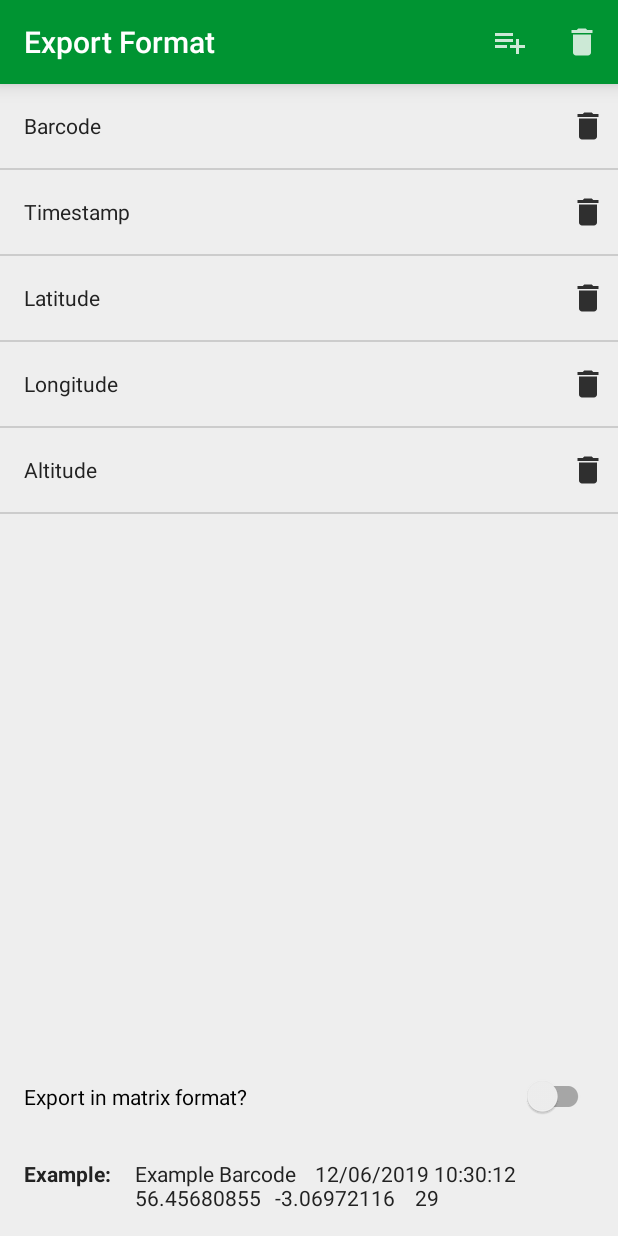
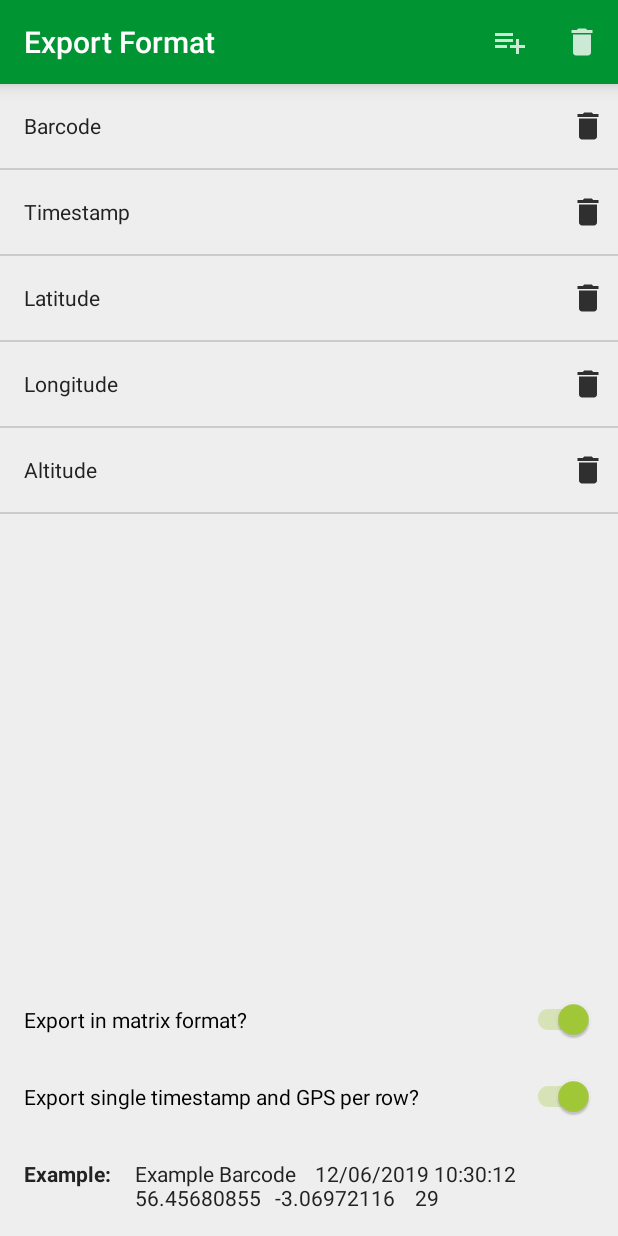
Before and after one commit to germinateplatform/germinate-scan, an Android app: the ExportSettingsActivity screen opened directly, with no data from a screen before it, on a phone screen of 412 x 824 dp. Run offline under Robolectric (Android 15) with nearby library versions, the phone set to English and light mode, and no system bars; pictures from the network do not load.

Commit message:
- ADD: Added option to not export the timestamp and GPS information for all barcodes following the first per row. - FIX: Fixed some text color issues and input box capitalization issues.

```diff
--- a/app/src/main/java/uk/ac/hutton/android/germinatescan/activity/DatasetActivity.java
+++ b/app/src/main/java/uk/ac/hutton/android/germinatescan/activity/DatasetActivity.java
@@ -23,13 +23,14 @@ import android.os.*;
 import android.support.design.widget.*;
 import android.support.v7.app.AlertDialog;
 import android.support.v7.widget.*;
+import android.text.*;
 import android.view.*;
 import android.widget.*;
 
 import java.util.*;
 
 import butterknife.*;
-import uk.ac.hutton.android.germinatescan.R;
+import uk.ac.hutton.android.germinatescan.*;
 import uk.ac.hutton.android.germinatescan.adapter.*;
 import uk.ac.hutton.android.germinatescan.database.*;
 import uk.ac.hutton.android.germinatescan.database.manager.*;
@@ -93,6 +94,7 @@ public class DatasetActivity extends ThemedActivity
 		{
 			case R.id.menu_add_dataset:
 				final EditText name = new EditText(this);
+				name.setInputType(InputType.TYPE_CLASS_TEXT | InputType.TYPE_TEXT_FLAG_CAP_SENTENCES);
 
 				new AlertDialog.Builder(this)
 						.setTitle(R.string.dialog_title_add_dataset)
--- a/app/src/main/java/uk/ac/hutton/android/germinatescan/activity/ExportSettingsActivity.java
+++ b/app/src/main/java/uk/ac/hutton/android/germinatescan/activity/ExportSettingsActivity.java
@@ -51,21 +51,30 @@ public class ExportSettingsActivity extends ThemedActivity
 	{
 		super.onCreate(savedInstanceState);
 
-		list = (ListView) findViewById(R.id.export_settings_list);
-		example = (TextView) findViewById(R.id.export_settings_example);
+		list = findViewById(R.id.export_settings_list);
+		example = findViewById(R.id.export_settings_example);
 		/* The SwitchCompat used to switch between matrix and row export format */
-		SwitchCompat matrixSwitch = (SwitchCompat) findViewById(R.id.matrix_export_switch);
+		SwitchCompat matrixSwitch = findViewById(R.id.matrix_export_switch);
+		SwitchCompat timeGpsPerRow = findViewById(R.id.single_time_gps_perrow_switch);
 
 		final PreferenceUtils prefs = new PreferenceUtils(this);
 
-		matrixSwitch.setChecked(prefs.getBoolean(PreferenceUtils.PREFS_EXPORT_MATRIX_FORMAT, false));
-
+		matrixSwitch.setChecked(prefs.getBoolean(PreferenceUtils.PREFS_EXPORT_MATRIX_FORMAT, true));
 		matrixSwitch.setOnCheckedChangeListener(new CompoundButton.OnCheckedChangeListener()
 		{
 			@Override
 			public void onCheckedChanged(CompoundButton buttonView, boolean isChecked)
 			{
 				prefs.putBoolean(PreferenceUtils.PREFS_EXPORT_MATRIX_FORMAT, isChecked);
+			}
+		});
+		timeGpsPerRow.setChecked(prefs.getBoolean(PreferenceUtils.PREFS_EXPORT_MATRIX_SINGLE_TIME_GPS_PERROW, true));
+		timeGpsPerRow.setOnCheckedChangeListener(new CompoundButton.OnCheckedChangeListener()
+		{
+			@Override
+			public void onCheckedChanged(CompoundButton buttonView, boolean isChecked)
+			{
+				prefs.putBoolean(PreferenceUtils.PREFS_EXPORT_MATRIX_SINGLE_TIME_GPS_PERROW, isChecked);
 			}
 		});
 
--- a/app/src/main/java/uk/ac/hutton/android/germinatescan/activity/PhenotypeActivity.java
+++ b/app/src/main/java/uk/ac/hutton/android/germinatescan/activity/PhenotypeActivity.java
@@ -18,8 +18,8 @@
 package uk.ac.hutton.android.germinatescan.activity;
 
 import android.app.*;
+import android.content.ClipboardManager;
 import android.content.*;
-import android.content.ClipboardManager;
 import android.os.*;
 import android.support.v7.app.AlertDialog;
 import android.support.v7.widget.*;
@@ -31,7 +31,7 @@ import android.widget.*;
 import java.util.*;
 
 import butterknife.*;
-import uk.ac.hutton.android.germinatescan.R;
+import uk.ac.hutton.android.germinatescan.*;
 import uk.ac.hutton.android.germinatescan.adapter.*;
 import uk.ac.hutton.android.germinatescan.database.*;
 import uk.ac.hutton.android.germinatescan.database.manager.*;
@@ -223,7 +223,7 @@ public class PhenotypeActivity extends ThemedActivity
 					{
 						ClipboardManager clipboard = (ClipboardManager) getSystemService(CLIPBOARD_SERVICE);
 						ClipData data = clipboard.getPrimaryClip();
-						if (data.getItemCount() > 0)
+						if (data != null && data.getItemCount() > 0)
 						{
 							ClipData.Item item = data.getItemAt(0);
 							String value = item.getText().toString();
--- a/app/src/main/java/uk/ac/hutton/android/germinatescan/database/writer/RowDatabaseWriter.java
+++ b/app/src/main/java/uk/ac/hutton/android/germinatescan/database/writer/RowDatabaseWriter.java
@@ -80,7 +80,7 @@ public class RowDatabaseWriter extends DatabaseWriter
             /* Write each Barcode */
 			for (Barcode item : items)
 			{
-				bw.write(item.toStringForExport());
+				bw.write(item.toStringForExport(false));
 				bw.newLine();
 			}
 
--- a/app/src/main/java/uk/ac/hutton/android/germinatescan/util/PreferenceUtils.java
+++ b/app/src/main/java/uk/ac/hutton/android/germinatescan/util/PreferenceUtils.java
@@ -36,24 +36,25 @@ import uk.ac.hutton.android.germinatescan.database.*;
  */
 public class PreferenceUtils
 {
-	public static final String PREF_THEME                         = "Prefs.Appearance.Theme";
-	public static final String PREF_BARCODES                      = "Prefs.Barcodes.Nr";
-	public static final String PREFS_DELETE_ROW_TOKEN             = "Prefs.Delete.Row.Token";
-	public static final String PREFS_DELETE_CELL_TOKEN            = "Prefs.Delete.Cell.Token";
-	public static final String PREFS_NULL_TOKEN                   = "Prefs.Null.Token";
-	public static final String PREFS_SHOW_EULA                    = "Prefs.Show.Eula";
-	public static final String PREFS_EULA_ACCEPTED                = "Prefs.Eula.Accepted";
-	public static final String PREFS_EULA_TYPE                    = "Prefs.Eula.Type";
-	public static final String PREFS_SHOW_CHANGELOG               = "Prefs.Show.Changelog";
-	public static final String PREFS_MAP_TYPE                     = "Prefs.Map.Type";
-	public static final String PREFS_MAP_FOLLOW_ME                = "Prefs.Map.Follow.Me";
-	public static final String PREFS_EXPORT_BARCODE_PROPERTIES    = "Prefs.Export.Barcode.Properties";
-	public static final String PREFS_EXPORT_MATRIX_FORMAT         = "Prefs.Export.Format.Matrix";
-	public static final String PREFS_VOICE_FEEDBACK               = "Prefs.Voice.Feedback";
-	public static final String PREFS_VOICE_FEEDBACK_WARNING       = "Prefs.Voice.Feedback.Warning";
-	public static final String PREFS_GA_OPT_OUT                   = "Prefs.Google.Analytics.Opt.Out";
-	public static final String PREFS_URL_OPEN_EXTERNAL            = "Prefs.Url.Open.External";
-	public static final String PREFS_SELECTED_DATASET_ID          = "Prefs.Dataset.Id";
+	public static final String PREF_THEME                                 = "Prefs.Appearance.Theme";
+	public static final String PREF_BARCODES                              = "Prefs.Barcodes.Nr";
+	public static final String PREFS_DELETE_ROW_TOKEN                     = "Prefs.Delete.Row.Token";
+	public static final String PREFS_DELETE_CELL_TOKEN                    = "Prefs.Delete.Cell.Token";
+	public static final String PREFS_NULL_TOKEN                           = "Prefs.Null.Token";
+	public static final String PREFS_SHOW_EULA                            = "Prefs.Show.Eula";
+	public static final String PREFS_EULA_ACCEPTED                        = "Prefs.Eula.Accepted";
+	public static final String PREFS_EULA_TYPE                            = "Prefs.Eula.Type";
+	public static final String PREFS_SHOW_CHANGELOG                       = "Prefs.Show.Changelog";
+	public static final String PREFS_MAP_TYPE                             = "Prefs.Map.Type";
+	public static final String PREFS_MAP_FOLLOW_ME                        = "Prefs.Map.Follow.Me";
+	public static final String PREFS_EXPORT_BARCODE_PROPERTIES            = "Prefs.Export.Barcode.Properties";
+	public static final String PREFS_EXPORT_MATRIX_FORMAT                 = "Prefs.Export.Format.Matrix";
+	public static final String PREFS_EXPORT_MATRIX_SINGLE_TIME_GPS_PERROW = "Prefs.Export.Format.Matrix.Single.Time.Gps.PerRow";
+	public static final String PREFS_VOICE_FEEDBACK                       = "Prefs.Voice.Feedback";
+	public static final String PREFS_VOICE_FEEDBACK_WARNING               = "Prefs.Voice.Feedback.Warning";
+	public static final String PREFS_GA_OPT_OUT                           = "Prefs.Google.Analytics.Opt.Out";
+	public static final String PREFS_URL_OPEN_EXTERNAL                    = "Prefs.Url.Open.External";
+	public static final String PREFS_SELECTED_DATASET_ID                  = "Prefs.Dataset.Id";
 
 	public static final String PREFS_LAST_VERSION = "Prefs.Last.Version.Code";
 
@@ -111,7 +112,11 @@ public class PreferenceUtils
 		}
 		if (!preferences.contains(PREFS_EXPORT_MATRIX_FORMAT))
 		{
-			editor.putBoolean(PREFS_EXPORT_MATRIX_FORMAT, false);
+			editor.putBoolean(PREFS_EXPORT_MATRIX_FORMAT, true);
+		}
+		if (!preferences.contains(PREFS_EXPORT_MATRIX_SINGLE_TIME_GPS_PERROW))
+		{
+			editor.putBoolean(PREFS_EXPORT_MATRIX_SINGLE_TIME_GPS_PERROW, true);
 		}
 		if (!preferences.contains(PREFS_SAVE_IMAGE_TAG_LOCATION))
 		{
--- a/app/src/main/res/layout-v21/activity_export_settings.xml
+++ b/app/src/main/res/layout-v21/activity_export_settings.xml
@@ -47,6 +47,17 @@
 		android:paddingBottom="@dimen/activity_vertical_margin"
 		android:text="@string/label_export_matrix_format"/>
 
+	<android.support.v7.widget.SwitchCompat
+		android:id="@+id/single_time_gps_perrow_switch"
+		android:layout_width="match_parent"
+		android:layout_height="wrap_content"
+		android:layout_weight="0"
+		android:paddingLeft="@dimen/activity_horizontal_margin"
+		android:paddingRight="@dimen/activity_horizontal_margin"
+		android:paddingTop="@dimen/activity_vertical_margin"
+		android:paddingBottom="@dimen/activity_vertical_margin"
+		android:text="@string/label_export_matrix_single_time_gps_perrow"/>
+
 	<LinearLayout
 		android:layout_width="match_parent"
 		android:layout_height="wrap_content"
--- a/app/src/main/res/layout/activity_export_settings.xml
+++ b/app/src/main/res/layout/activity_export_settings.xml
@@ -52,6 +52,17 @@
 		android:paddingBottom="@dimen/activity_vertical_margin"
 		android:text="@string/label_export_matrix_format"/>
 
+	<android.support.v7.widget.SwitchCompat
+		android:id="@+id/single_time_gps_perrow_switch"
+		android:layout_width="match_parent"
+		android:layout_height="wrap_content"
+		android:layout_weight="0"
+		android:paddingLeft="@dimen/activity_horizontal_margin"
+		android:paddingRight="@dimen/activity_horizontal_margin"
+		android:paddingTop="@dimen/activity_vertical_margin"
+		android:paddingBottom="@dimen/activity_vertical_margin"
+		android:text="@string/label_export_matrix_single_time_gps_perrow"/>
+
 	<LinearLayout
 		android:layout_width="match_parent"
 		android:layout_height="wrap_content"
--- a/app/src/main/res/layout/activity_load_phenotypes.xml
+++ b/app/src/main/res/layout/activity_load_phenotypes.xml
@@ -35,6 +35,7 @@
 			android:id="@+id/phenotype_text"
 			android:layout_width="match_parent"
 			android:layout_height="wrap_content"
+			android:inputType="text|textCapSentences"
 			android:hint="@string/hint_phenotype_input"
 			android:layout_weight="100"
 			android:layout_gravity="center_vertical"
--- a/app/src/main/res/layout/grid_view_item.xml
+++ b/app/src/main/res/layout/grid_view_item.xml
@@ -45,19 +45,19 @@
 
 			<TextView
 				android:id="@+id/barcode_item_date"
-				android:textColor="?attr/textColor"
+				android:textColor="?attr/textColorSecondary"
 				android:layout_width="match_parent"
 				android:layout_height="wrap_content"/>
 
 			<TextView
 				android:id="@+id/barcode_item_lat"
-				android:textColor="?attr/textColor"
+				android:textColor="?attr/textColorSecondary"
 				android:layout_width="match_parent"
 				android:layout_height="wrap_content"/>
 
 			<TextView
 				android:id="@+id/barcode_item_lng"
-				android:textColor="?attr/textColor"
+				android:textColor="?attr/textColorSecondary"
 				android:layout_width="match_parent"
 				android:layout_height="wrap_content"/>
 		</LinearLayout>
--- a/app/src/main/res/values/attrs.xml
+++ b/app/src/main/res/values/attrs.xml
@@ -27,6 +27,7 @@
 	<attr name="dividerColor" format="reference|color"/>
 	<attr name="drawerBackgroundColor" format="reference|color"/>
 	<attr name="textColor" format="reference|color"/>
+	<attr name="textColorSecondary" format="reference|color"/>
 	<attr name="inputTextColor" format="reference|color"/>
 
 	<attr name="actionDelete" format="reference"/>
--- a/app/src/main/res/values/colors.xml
+++ b/app/src/main/res/values/colors.xml
@@ -24,6 +24,8 @@
 
 	<color name="text_color_dark">#dddddd</color>
 	<color name="text_color_light">#222222</color>
+	<color name="text_color_dark_secondary">#bbbbbb</color>
+	<color name="text_color_light_secondary">#444444</color>
 
 	<color name="light_gray">#cccccc</color>
 	<color name="medium_gray">#808080</color>
--- a/app/src/main/res/values/strings.xml
+++ b/app/src/main/res/values/strings.xml
@@ -213,6 +213,7 @@
 
 	<string name="label_no_images">Nothing to see here… No, really. There are no images for this barcode.</string>
 	<string name="label_export_matrix_format">Export in matrix format?</string>
+	<string name="label_export_matrix_single_time_gps_perrow">Export single timestamp and GPS per row?</string>
 	<string name="label_export_option_save">Save on device</string>
 	<string name="label_export_option_send">Send file</string>
 
@@ -294,7 +295,7 @@
 		used for various scenarios. Here are some examples:
 	</string>
 	<string name="introduction_barcodes_example_1_title">One: Photo tagging</string>
-	<string name="introduction_barcodes_example_1_text">Scan the item, then take a photo of it. The photo will be tagget with the item identifier as
+	<string name="introduction_barcodes_example_1_text">Scan the item, then take a photo of it. The photo will be tagged with the item identifier as
 		well as the location and timestamp.
 	</string>
 	<string name="introduction_barcodes_example_2_title">Two: Categorization</string>
--- a/app/src/main/res/values/styles.xml
+++ b/app/src/main/res/values/styles.xml
@@ -24,6 +24,7 @@
 		<item name="android:textColor">@color/text_color_dark</item>
 		<item name="android:textColorSecondary">@android:color/secondary_text_dark</item>
 		<item name="textColor">@color/text_color_dark</item>
+		<item name="textColorSecondary">@color/text_color_dark_secondary</item>
 		<item name="listItemBackground">@drawable/card_background_selector_dark</item>
 		<item name="dividerColor">@color/divider_dark</item>
 		<item name="drawerBackgroundColor">@color/drawer_background_dark</item>
@@ -47,6 +48,7 @@
 		<item name="android:textColor">@color/text_color_light</item>
 		<item name="android:textColorSecondary">@android:color/secondary_text_light</item>
 		<item name="textColor">@color/text_color_light</item>
+		<item name="textColorSecondary">@color/text_color_light_secondary</item>
 		<item name="listItemBackground">@drawable/card_background_selector_light</item>
 		<item name="dividerColor">@color/divider_light</item>
 		<item name="drawerBackgroundColor">@color/drawer_background_light</item>
--- a/build.gradle
+++ b/build.gradle
@@ -10,7 +10,7 @@ buildscript {
         google()
     }
     dependencies {
-        classpath 'com.android.tools.build:gradle:3.2.0'
+        classpath 'com.android.tools.build:gradle:3.4.1'
 
         // NOTE: Do not place your application dependencies here; they belong
         // in the individual module build.gradle files
```
Also changed, not shown: app/src/main/java/uk/ac/hutton/android/germinatescan/database/Barcode.java (+25 -13 lines), app/src/main/java/uk/ac/hutton/android/germinatescan/database/manager/BarcodeManager.java (+16 -0 lines), app/src/main/java/uk/ac/hutton/android/germinatescan/database/manager/DatasetManager.java (+19 -2 lines), app/src/main/java/uk/ac/hutton/android/germinatescan/database/writer/MatrixDatabaseWriter.java (+28 -3 lines), app/src/main/java/uk/ac/hutton/android/germinatescan/util/LocationUtils.java (+1 -10 lines), app/src/main/res/layout/dataset_view.xml (+4 -3 lines), gradle/wrapper/gradle-wrapper.properties, 1 other file.
